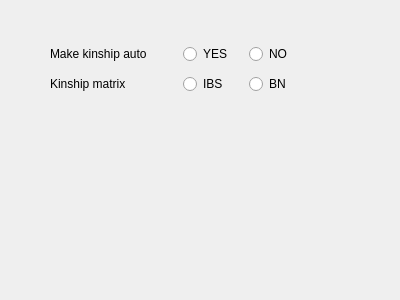
Old version of the form gemmaparamwidget.ui in the repository gdengchao/H_G.
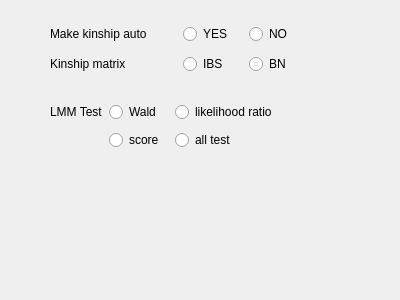
New version of the form.

Commit message: gemma more param setting(LMM test)

What changed in the file:
```diff
--- a/gemmaparamwidget.ui
+++ b/gemmaparamwidget.ui
@@ -17,7 +17,7 @@
    <property name="geometry">
     <rect>
      <x>50</x>
-     <y>40</y>
+     <y>20</y>
      <width>259</width>
      <height>58</height>
     </rect>
@@ -147,6 +147,104 @@
     </item>
    </layout>
   </widget>
+  <widget class="QWidget" name="layoutWidget">
+   <property name="geometry">
+    <rect>
+     <x>50</x>
+     <y>100</y>
+     <width>281</width>
+     <height>54</height>
+    </rect>
+   </property>
+   <layout class="QGridLayout" name="gridLayout">
+    <item row="0" column="0">
+     <widget class="QLabel" name="label_3">
+      <property name="text">
+       <string>LMM Test</string>
+      </property>
+     </widget>
+    </item>
+    <item row="0" column="1">
+     <widget class="QRadioButton" name="waldTestRadioButton">
+      <property name="sizePolicy">
+       <sizepolicy hsizetype="MinimumExpanding" vsizetype="Fixed">
+        <horstretch>0</horstretch>
+        <verstretch>0</verstretch>
+       </sizepolicy>
+      </property>
+      <property name="minimumSize">
+       <size>
+        <width>60</width>
+        <height>0</height>
+       </size>
+      </property>
+      <property name="maximumSize">
+       <size>
+        <width>60</width>
+        <height>16777215</height>
+       </size>
+      </property>
+      <property name="text">
+       <string>Wald</string>
+      </property>
+      <property name="checked">
+       <bool>false</bool>
+      </property>
+      <property name="autoExclusive">
+       <bool>false</bool>
+      </property>
+     </widget>
+    </item>
+    <item row="0" column="2">
+     <widget class="QRadioButton" name="likelihoodRadioButton">
+      <property name="sizePolicy">
+       <sizepolicy hsizetype="Expanding" vsizetype="Fixed">
+        <horstretch>0</horstretch>
+        <verstretch>0</verstretch>
+       </sizepolicy>
+      </property>
+      <property name="minimumSize">
+       <size>
+        <width>60</width>
+        <height>0</height>
+       </size>
+      </property>
+      <property name="maximumSize">
+       <size>
+        <width>16777215</width>
+        <height>16777215</height>
+       </size>
+      </property>
+      <property name="text">
+       <string>likelihood ratio</string>
+      </property>
+      <property name="autoExclusive">
+       <bool>false</bool>
+      </property>
+     </widget>
+    </item>
+    <item row="1" column="1">
+     <widget class="QRadioButton" name="scoreTestRadioButton">
+      <property name="text">
+       <string>score</string>
+      </property>
+      <property name="autoExclusive">
+       <bool>false</bool>
+      </property>
+     </widget>
+    </item>
+    <item row="1" column="2">
+     <widget class="QRadioButton" name="allTestRadioButton">
+      <property name="text">
+       <string>all test</string>
+      </property>
+      <property name="autoExclusive">
+       <bool>false</bool>
+      </property>
+     </widget>
+    </item>
+   </layout>
+  </widget>
  </widget>
  <resources/>
  <connections/>
```
The commit also changes 4 other files.
